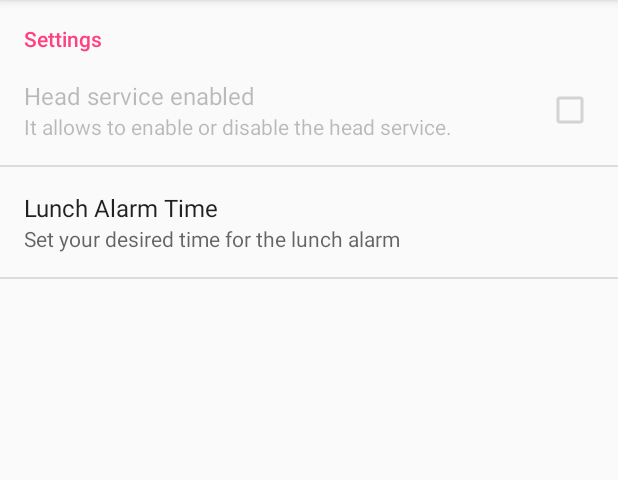
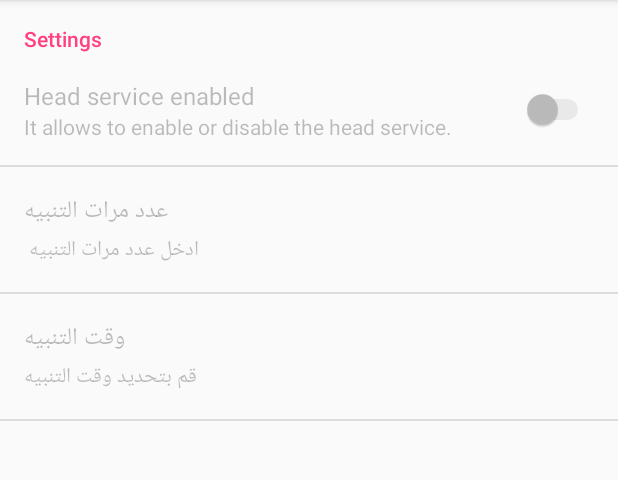
Before and after one commit to MohamedE610/QuranMessenger, an Android app: the fragment SettingsFragment shown on its own in the app's theme, on a phone screen of 412 x 824 dp, the part 84-564 px from its top. Run offline under Robolectric (Android 15) with nearby library versions, the phone set to English and light mode, and no system bars.

Commit message:
add TimePreference at run time in SettingsFragment

```diff
--- /dev/null
+++ b/app/src/main/java/com/example/e610/quranmessenger/MySharedPreferences.java
@@ -0,0 +1,52 @@
+package com.example.e610.quranmessenger;
+
+import android.content.Context;
+import android.content.SharedPreferences;
+import android.util.Log;
+
+public class MySharedPreferences {
+
+
+
+
+    static Context context;
+    static String FileName;
+    static SharedPreferences sharedPref;
+    static SharedPreferences.Editor editor;
+
+    public static void setUpMySharedPreferences(Context context_,String FileName_){
+         context=context_;
+        FileName=FileName_;
+        sharedPref = context.getSharedPreferences(FileName, Context.MODE_PRIVATE);
+        editor=sharedPref.edit();
+    }
+    //"widgetRecipe"
+    public static void saveData(String data){
+        editor.putString("NOA",data);
+        editor.commit();
+    }
+
+    public static String getData(){
+        String data = sharedPref.getString("NOA","1");
+        return data ;
+    }
+
+    public static boolean IsFirstTime(){
+        String check=sharedPref.getString("FirstTime","");
+
+        if(check.equals("yes"))
+            return false;
+         return true;
+    }
+
+    public static void FirstTime(){
+        editor.putString("FirstTime","yes");
+        editor.commit();
+    }
+
+    public void Clear(){
+        editor.clear();
+        editor.commit();
+    }
+
+}
--- a/app/src/main/java/com/example/e610/quranmessenger/SettingsFragment.java
+++ b/app/src/main/java/com/example/e610/quranmessenger/SettingsFragment.java
@@ -8,6 +8,8 @@ import android.content.Intent;
 import android.content.SharedPreferences;
 import android.os.Build;
 import android.os.Bundle;
+import android.preference.DialogPreference;
+import android.preference.Preference;
 import android.preference.PreferenceFragment;
 import android.widget.Toast;
 
@@ -27,9 +29,9 @@ public class SettingsFragment extends PreferenceFragment implements SharedPrefer
     public void onCreate(Bundle savedInstanceState) {
         super.onCreate(savedInstanceState);
 
+
         addPreferencesFromResource(R.xml.settings);
         enableHeadServiceCheckbox(false);
-
         mPermissionChecker = new PermissionChecker(getActivity());
         if(!mPermissionChecker.isRequiredPermissionGranted()){
             enableHeadServiceCheckbox(false);
@@ -37,6 +39,21 @@ public class SettingsFragment extends PreferenceFragment implements SharedPrefer
             startActivityForResult(intent, PermissionChecker.REQUIRED_PERMISSION_REQUEST_CODE);
         } else {
             enableHeadServiceCheckbox(true);
+        }
+
+        MySharedPreferences.setUpMySharedPreferences(getActivity(),"extraSetting");
+        String alarmNum=MySharedPreferences.getData();
+        int NumOfAlarm=Integer.valueOf(alarmNum);
+        for (int i = 0; i <NumOfAlarm ; i++) {
+            String alarm=alarmName+i+"";
+
+            TimePreference timePreference=new TimePreference(getActivity(),null);
+            timePreference.setKey(alarm);
+            timePreference.setTitle(getString(R.string.alarm_time));
+            timePreference.setDefaultValue("12:44");
+            timePreference.setSummary(getString(R.string.alarm_time_summary));
+            getPreferenceScreen().addPreference(timePreference);
+            timePreference.setDependency(SERVICE_ENABLED_KEY);
         }
     }
 
@@ -64,31 +81,122 @@ public class SettingsFragment extends PreferenceFragment implements SharedPrefer
         getPreferenceManager().getSharedPreferences().unregisterOnSharedPreferenceChangeListener(this);
     }
 
+
+
+    final String alarmName="alarm";
     //boolean enabled;
     @Override
     public void onSharedPreferenceChanged(SharedPreferences sharedPreferences, String key) {
-        String s=sharedPreferences.getString("alarm_time","0:0");
+       /* String s=sharedPreferences.getString("alarm_time","0:0");
         String [] strs=s.split(":");
         int h=Integer.valueOf(strs[0]);
-        int m=Integer.valueOf(strs[1]);
-        Toast.makeText(getActivity(),s,Toast.LENGTH_LONG).show();
+        int m=Integer.valueOf(strs[1]);*/
+        //Toast.makeText(getActivity(),s,Toast.LENGTH_LONG).show();
+        boolean enabled = sharedPreferences.getBoolean(SERVICE_ENABLED_KEY, false);
 
-        boolean enabled = sharedPreferences.getBoolean(SERVICE_ENABLED_KEY, false);
+/*public setAlarm(String time, Context context){
+        String[] strTime;
+
+        strTime = time.split(":");
+
+        int hour, min, sec;
+        //set when to alarm
+        hour = Integer.valueOf(strTime[0]);
+        min = Integer.valueOf(strTime[1]);
+        sec = 0;
+
+        long _alarm = 0;
+        Calendar now = Calendar.getInstance();
+        Calendar alarm = Calendar.getInstance();
+        alarm.set(Calendar.HOUR_OF_DAY, hour);
+        alarm.set(Calendar.MINUTE, min);
+        alarm.set(Calendar.SECOND, sec);
+
+        if(alarm.getTimeInMillis() <= now.getTimeInMillis())
+            _alarm = alarm.getTimeInMillis() + (AlarmManager.INTERVAL_DAY+1);
+        else
+            _alarm = alarm.getTimeInMillis();
+
+        //Create a new PendingIntent and add it to the AlarmManager
+        Intent intent = new Intent(context, AlarmReceiverActivity.class);
+        PendingIntent pendingIntent = PendingIntent.getActivity(context, 19248, intent, PendingIntent.FLAG_CANCEL_CURRENT);
+        AlarmManager am = (AlarmManager) context.getSystemService(Activity.ALARM_SERVICE);
+        am.setRepeating(AlarmManager.RTC_WAKEUP, _alarm, AlarmManager.INTERVAL_DAY, pendingIntent);
+    }*/
 
         if(SERVICE_ENABLED_KEY.equals(key)) {
             if(enabled) {
-                startHeadService(h,m);
+               /* String alarmNum=sharedPreferences.getString("alarm_numbers","0");
+                int NumOfAlarm=Integer.valueOf(alarmNum);
+                for (int i = 0; i <NumOfAlarm ; i++) {
+                    String s = sharedPreferences.getString(alarmName+i+"", "0:0");
+                    if(!s.equals("0:0")) {
+                        String[] strs = s.split(":");
+                        int h = Integer.valueOf(strs[0]);
+                        int m = Integer.valueOf(strs[1]);
+                        startHeadService(h, m);
+                    }
+                }*/
             } else {
                 stopHeadService();
             }
         }
-        else if("alarm_time".equals(key)){
+        else if(key.equals("alarm_numbers")){
+            MySharedPreferences.setUpMySharedPreferences(getActivity(),"extraSetting");
+            String alarmNum=MySharedPreferences.getData();
+            int NumOfAlarm=Integer.valueOf(alarmNum);
+            for (int i = 0; i <NumOfAlarm ; i++) {
+                String pAlarm=alarmName+i+"";
+                Preference timePref=findPreference(pAlarm);
+                if(timePref!=null)
+                    getPreferenceScreen().removePreference(timePref);
+            }
+            if (alarmManager!= null) {
+                alarmManager.cancel(pendingIntent);
+                if (pendingIntent!= null)
+                    pendingIntent.cancel();
+            }
+            alarmNum=sharedPreferences.getString("alarm_numbers","0");
+            MySharedPreferences.saveData(alarmNum);
+            NumOfAlarm=Integer.valueOf(alarmNum);
+            for (int i = 0; i <NumOfAlarm; i++) {
+                String alarm=alarmName+i+"";
+
+                TimePreference timePreference=new TimePreference(getActivity(),null);
+                timePreference.setKey(alarm);
+                timePreference.setTitle(getString(R.string.alarm_time)+" "+i+"");
+                timePreference.setDefaultValue("12:44");
+                timePreference.setSummary(getString(R.string.alarm_time_summary));
+                getPreferenceScreen().addPreference(timePreference);
+                timePreference.setDependency(SERVICE_ENABLED_KEY);
+            }
+
+        }
+        else if(key.startsWith("alarm")){
             if(enabled) {
-                startHeadService(h,m);
+
+                MySharedPreferences.setUpMySharedPreferences(getActivity(),"extraSetting");
+                String alarmNum=MySharedPreferences.getData();
+                int NumOfAlarm=Integer.valueOf(alarmNum);
+                for (int i = 0; i <NumOfAlarm ; i++) {
+                    String pAlarm=alarmName+i+"";
+                    String ss=sharedPreferences.getString(pAlarm,"0:0");
+                    if (!ss.equals("0:0")) {
+                        String[] strs = ss.split(":");
+                        int h = Integer.valueOf(strs[0]);
+                        int m = Integer.valueOf(strs[1]);
+                        startHeadService(h, m);
+                    }
+                }
+
             } else {
                 stopHeadService();
             }
 
+        }
+
+        else if(key.startsWith("asd")){
+            Toast.makeText(getActivity(),"asd",Toast.LENGTH_LONG).show();
         }
 
     }
@@ -104,7 +212,7 @@ public class SettingsFragment extends PreferenceFragment implements SharedPrefer
          pendingIntent=PendingIntent.getService(getActivity(),0,intent,0);
 
         Calendar calendar=Calendar.getInstance();
-        calendar.setTimeInMillis(System.currentTimeMillis());
+        //calendar.setTimeInMillis(System.currentTimeMillis());
         calendar.set(Calendar.HOUR_OF_DAY,h);
         calendar.set(Calendar.MINUTE,m);
 
--- a/app/src/main/java/com/example/e610/quranmessenger/TimePreference.java
+++ b/app/src/main/java/com/example/e610/quranmessenger/TimePreference.java
@@ -3,8 +3,10 @@ package com.example.e610.quranmessenger;
 /**
  * Created by E610 on 11/16/2017.
  */
+import android.annotation.TargetApi;
 import android.content.Context;
 import android.content.res.TypedArray;
+import android.os.Build;
 import android.preference.DialogPreference;
 import android.util.AttributeSet;
 import android.view.View;
@@ -27,6 +29,11 @@ public class TimePreference extends DialogPreference {
         return(Integer.parseInt(pieces[1]));
     }
 
+    /*public TimePreference(Context ctxt) {
+        super(ctxt);
+        setPositiveButtonText("Set");
+        setNegativeButtonText("Cancel");
+    }*/
     public TimePreference(Context ctxt, AttributeSet attrs) {
         super(ctxt, attrs);
 
--- a/app/src/main/res/values/strings.xml
+++ b/app/src/main/res/values/strings.xml
@@ -9,5 +9,7 @@
     <!-- Notification -->
     <string name="notificationTitle">Head service</string>
     <string name="notificationText">Tap to configure.</string>
+    <string name="alarm_time">وقت التنبيه</string>
+    <string name="alarm_time_summary">قم بتحديد وقت التنبيه</string>
 
 </resources>
--- a/app/src/main/res/xml/settings.xml
+++ b/app/src/main/res/xml/settings.xml
@@ -3,20 +3,35 @@
 
     <PreferenceCategory android:title="Settings" >
 
-        <CheckBoxPreference
+        <SwitchPreference
             android:defaultValue="false"
             android:key="@string/serviceEnabledKey"
             android:title="@string/title"
             android:summary="@string/summary" />
 
-        <com.example.e610.quranmessenger.TimePreference
+        <EditTextPreference
+            android:defaultValue="1"
+            android:key="alarm_numbers"
+            android:title="عدد مرات التنبيه"
+            android:summary="ادخل عدد مرات التنبيه "
+            android:dependency="@string/serviceEnabledKey"/>
+
+       <!-- <com.example.e610.quranmessenger.TimePreference
             android:key="alarm_time"
             android:title="Lunch Alarm Time"
             android:defaultValue="12:00"
             android:summary="Set your desired time for the lunch alarm"
             />
+        android:dependency="alarm"-->
 
-        <!--android:dependency="alarm"-->
+       <!-- <com.example.e610.quranmessenger.TimePreference
+            android:key="alarm"
+            android:title="@string/alarm_time"
+            android:defaultValue="12:00"
+            android:summary="@string/alarm_time_summary"
+            android:dependency="@string/serviceEnabledKey"
+            />-->
+        <!---->
 
     </PreferenceCategory>
 </PreferenceScreen>
```
Also changed, not shown: app/src/main/AndroidManifest.xml (+6 -5 lines).
